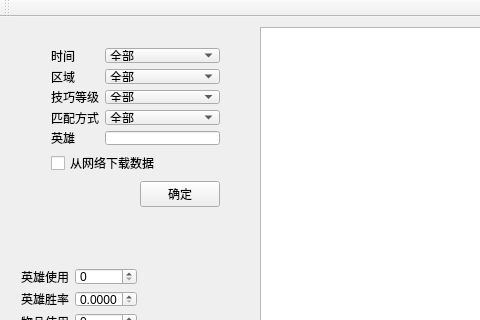
vkensou/DOTA2Statistics, file mainwindow.ui: the form before one commit; both pictures show x 0 to 480 and y 0 to 320 of the 643 by 478 pixel window.
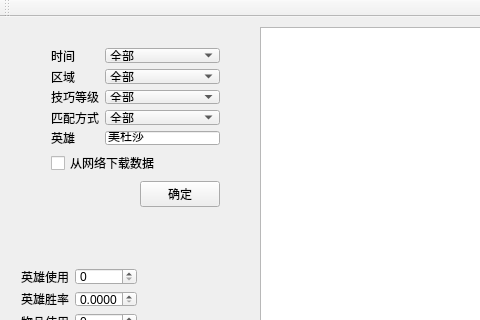
The form after the commit.

Patch:
```diff
--- a/mainwindow.ui
+++ b/mainwindow.ui
@@ -151,7 +151,11 @@
      <item>
       <layout class="QGridLayout" name="gridLayout">
        <item row="4" column="1">
-        <widget class="QLineEdit" name="edt_heroname"/>
+        <widget class="QLineEdit" name="edt_heroname">
+         <property name="text">
+          <string>美杜莎</string>
+         </property>
+        </widget>
        </item>
        <item row="4" column="0">
         <widget class="QLabel" name="label_9">
```
